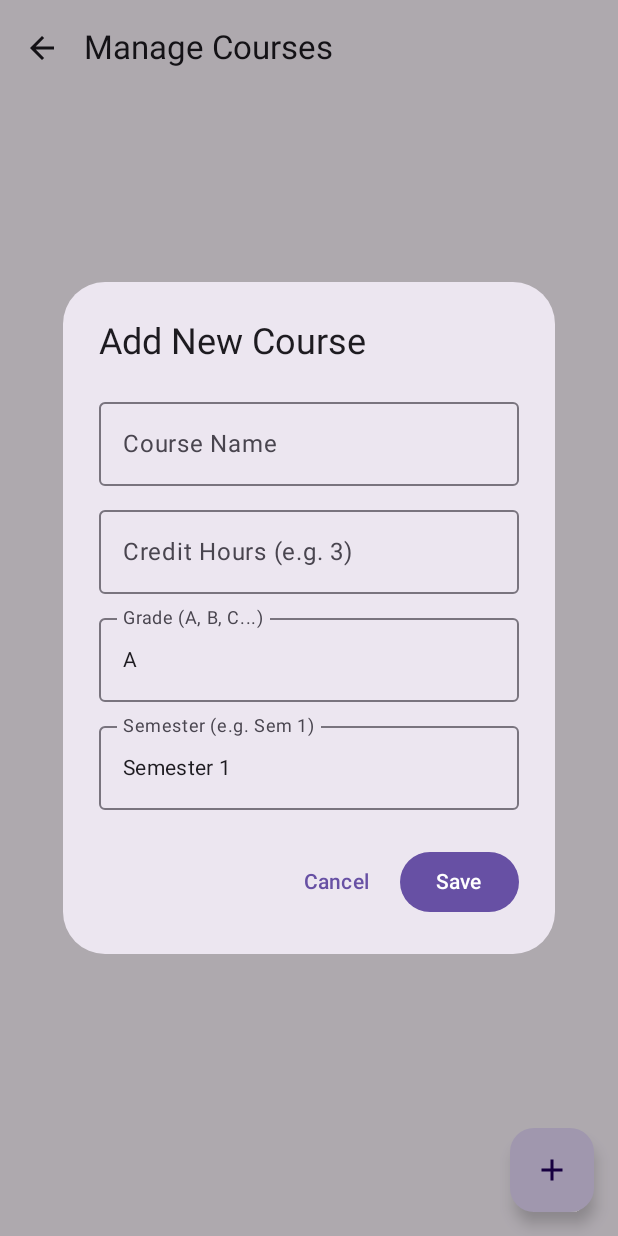
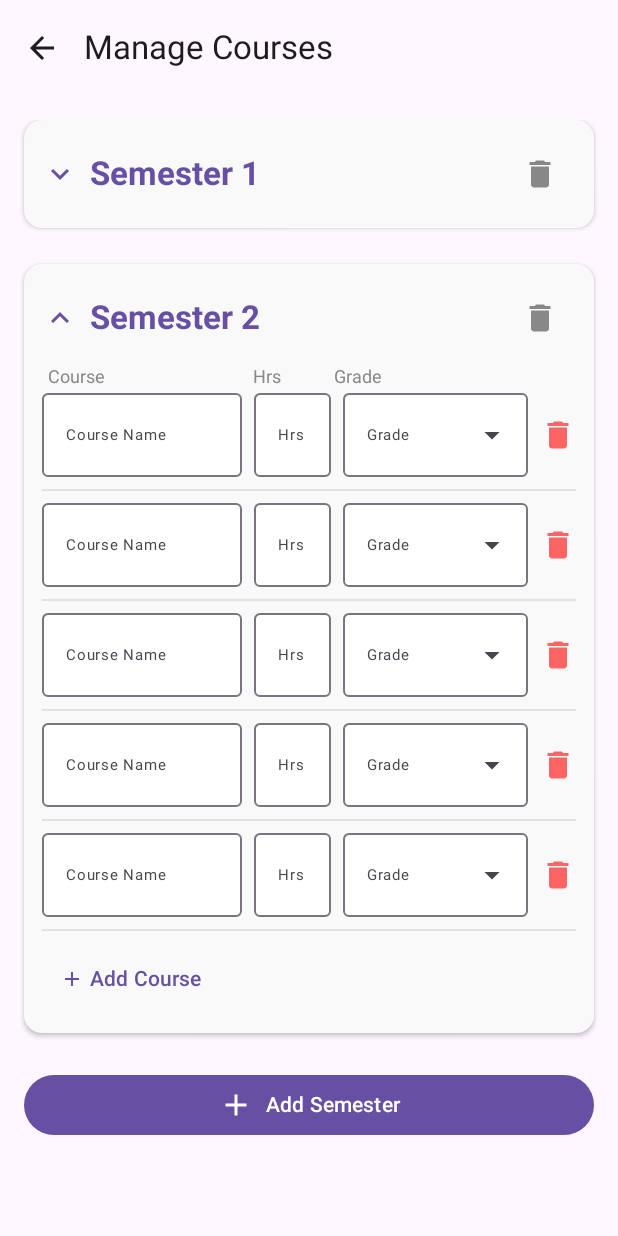
Before and after one commit to MohammedMetw/GPA_Calculator, an Android app built with Jetpack Compose: the screen it shows after launch (MainActivity), after a tap on "Add Course", on a phone screen of 412 x 824 dp. Run offline under Robolectric (Android 15) with nearby library versions, the phone set to English and light mode, and no system bars; our stand-ins replace Room's generated code; 3 other taps on this screen came first.

Commit message:
Implemented dynamic semester and course management

```diff
--- a/app/src/main/java/com/example/gpa_calculatorversion1/database/CourseDao.kt
+++ b/app/src/main/java/com/example/gpa_calculatorversion1/database/CourseDao.kt
@@ -6,15 +6,22 @@ import androidx.room.Update
 import androidx.room.Delete
 import androidx.room.Query
 import kotlinx.coroutines.flow.Flow
+import androidx.room.OnConflictStrategy
 
 @Dao
 interface CourseDao {
     @Insert
     suspend fun insertCourse(course: CourseEntity)
+    //Insert multiple courses at once
+    @Insert(onConflict = OnConflictStrategy.REPLACE)
+    suspend fun insertAll(courses: List<CourseEntity>)
     @Update
     suspend fun updateCourse(course: CourseEntity)
     @Delete
     suspend fun deleteCourse(course: CourseEntity)
+    //Delete all courses in a specific semester
+    @Query("DELETE FROM courses_table WHERE semester = :semesterName")
+    suspend fun deleteSemester(semesterName: String)
     @Query("SELECT * FROM courses_table")
     fun getAllCourses(): Flow<List<CourseEntity>>
 }
--- a/app/src/main/java/com/example/gpa_calculatorversion1/ui/ManageScreen.kt
+++ b/app/src/main/java/com/example/gpa_calculatorversion1/ui/ManageScreen.kt
@@ -3,6 +3,7 @@ package com.example.gpa_calculatorversion1.ui
 import androidx.compose.foundation.layout.*
 import androidx.compose.foundation.lazy.LazyColumn
 import androidx.compose.foundation.lazy.items
+import androidx.compose.foundation.text.KeyboardOptions
 import androidx.compose.material.icons.Icons
 import androidx.compose.material.icons.filled.Add
 import androidx.compose.material.icons.filled.ArrowBack
@@ -13,25 +14,20 @@ import androidx.compose.ui.Alignment
 import androidx.compose.ui.Modifier
 import androidx.compose.ui.graphics.Color
 import androidx.compose.ui.text.font.FontWeight
+import androidx.compose.ui.text.input.KeyboardType
 import androidx.compose.ui.unit.dp
+import androidx.compose.ui.unit.sp
+import com.example.gpa_calculatorversion1.database.CourseEntity
 import com.example.gpa_calculatorversion1.viewmodel.MainViewModel
-                                // for testing
+import androidx.compose.material.icons.filled.KeyboardArrowDown
+import androidx.compose.material.icons.filled.KeyboardArrowUp
+import androidx.compose.foundation.clickable
 @OptIn(ExperimentalMaterial3Api::class)
 @Composable
 fun ManageScreen(
     viewModel: MainViewModel,
     onBackClicked: () -> Unit
 ) {
-
-    var showAddDialog by remember { mutableStateOf(false) }
-
-
-    var courseName by remember { mutableStateOf("") }
-    var creditHours by remember { mutableStateOf("") }
-    var selectedGrade by remember { mutableStateOf("A") }
-    var selectedSemester by remember { mutableStateOf("Semester 1") }
-
-
     val semesters by viewModel.semestersList.collectAsState()
 
     Scaffold(
@@ -44,103 +40,214 @@ fun ManageScreen(
                     }
                 }
             )
-        },
-        floatingActionButton = {
-            FloatingActionButton(onClick = { showAddDialog = true }) {
-                Icon(Icons.Default.Add, contentDescription = "Add Course")
-            }
         }
     ) { padding ->
 
-        Column(modifier = Modifier.padding(padding).padding(16.dp)) {
-            if (semesters.isEmpty()) {
-                Box(modifier = Modifier.fillMaxSize(), contentAlignment = Alignment.Center) {
-                    Text("No courses added. Click + to start.", color = Color.Gray)
+        LazyColumn(
+            modifier = Modifier
+                .padding(padding)
+                .padding(16.dp)
+                .fillMaxSize(),
+            verticalArrangement = Arrangement.spacedBy(24.dp)
+        ) {
+            items(semesters) { semesterGroup ->
+                SemesterSection(
+                    semesterName = semesterGroup.semesterName,
+                    courses = semesterGroup.courses,
+                    onDeleteSemester = { viewModel.deleteSemesterAndReorder(semesterGroup.semesterName) },
+                    onAddCourse = { viewModel.addOneCourseToSemester(semesterGroup.semesterName) },
+                    onUpdateCourse = { viewModel.updateCourse(it) },
+                    onDeleteCourse = { viewModel.deleteCourse(it) }
+                )
             }
-            } else {
-                LazyColumn(verticalArrangement = Arrangement.spacedBy(16.dp)) {
-                    items(semesters) { semesterGroup ->
 
-                        Text(
-                            text = semesterGroup.semesterName,
-                            style = MaterialTheme.typography.titleMedium,
-                            color = MaterialTheme.colorScheme.primary,
-                            fontWeight = FontWeight.Bold
-                        )
-
-                        semesterGroup.courses.forEach { course ->
-                            Card(
-                                modifier = Modifier.fillMaxWidth().padding(vertical = 4.dp),
-                                colors = CardDefaults.cardColors(containerColor = Color(0xFFF5F5F5))
+            item {
+                Button(
+                    onClick = { viewModel.addNextSemester() },
+                    modifier = Modifier.fillMaxWidth(),
+                    colors = ButtonDefaults.buttonColors(containerColor = MaterialTheme.colorScheme.primary)
                 ) {
-                                Row(
-                                    modifier = Modifier.padding(12.dp).fillMaxWidth(),
-                                    horizontalArrangement = Arrangement.SpaceBetween,
-                                    verticalAlignment = Alignment.CenterVertically
-                                ) {
-                                    Column {
-                                        Text(course.courseName, fontWeight = FontWeight.Bold)
-                                        Text("${course.creditHours} Hours | Grade: ${course.gradeLetter}", style = MaterialTheme.typography.bodySmall)
+                    Icon(Icons.Default.Add, contentDescription = null)
+                    Spacer(modifier = Modifier.width(8.dp))
+                    Text("Add Semester")
                 }
-                                    IconButton(onClick = { viewModel.deleteCourse(course) }) {
-                                        Icon(Icons.Default.Delete, contentDescription = "Delete", tint = Color.Red)
-                                    }
-                                }
-                            }
-                        }
-                        HorizontalDivider()
+                Spacer(modifier = Modifier.height(32.dp)) // Extra space at bottom
             }
         }
     }
 }
 
+@Composable
+fun SemesterSection(
+    semesterName: String,
+    courses: List<CourseEntity>,
+    onDeleteSemester: () -> Unit,
+    onAddCourse: () -> Unit,
+    onUpdateCourse: (CourseEntity) -> Unit,
+    onDeleteCourse: (CourseEntity) -> Unit
+) {
 
-        if (showAddDialog) {
-            AlertDialog(
-                onDismissRequest = { showAddDialog = false },
-                title = { Text("Add New Course") },
-                text = {
-                    Column(verticalArrangement = Arrangement.spacedBy(8.dp)) {
+    var isExpanded by remember { mutableStateOf(true) }
+
+    Card(
+        colors = CardDefaults.cardColors(containerColor = Color(0xFFF9F9F9)),
+        elevation = CardDefaults.cardElevation(defaultElevation = 2.dp),
+        modifier = Modifier.fillMaxWidth()
+    ) {
+        Column(modifier = Modifier.padding(12.dp)) {
+
+            Row(
+                modifier = Modifier
+                    .fillMaxWidth()
+                    .clickable { isExpanded = !isExpanded },
+                horizontalArrangement = Arrangement.SpaceBetween,
+                verticalAlignment = Alignment.CenterVertically
+            ) {
+                Row(verticalAlignment = Alignment.CenterVertically) {
+                    Icon(
+                        imageVector = if (isExpanded) Icons.Default.KeyboardArrowUp else Icons.Default.KeyboardArrowDown,
+                        contentDescription = if (isExpanded) "Collapse" else "Expand",
+                        tint = MaterialTheme.colorScheme.primary
+                    )
+                    Spacer(modifier = Modifier.width(8.dp))
+
+                    Text(
+                        text = semesterName,
+                        style = MaterialTheme.typography.titleLarge,
+                        fontWeight = FontWeight.Bold,
+                        color = MaterialTheme.colorScheme.primary
+                    )
+                }
+
+                IconButton(onClick = onDeleteSemester) {
+                    Icon(Icons.Default.Delete, contentDescription = "Delete Semester", tint = Color.Gray)
+                }
+            }
+
+            if (isExpanded) {
+                Spacer(modifier = Modifier.height(8.dp))
+
+                Row(modifier = Modifier.fillMaxWidth().padding(bottom = 4.dp)) {
+                    Text("Course", fontSize = 12.sp, color = Color.Gray, modifier = Modifier.weight(1.3f).padding(start = 4.dp))
+                    Text("Hrs", fontSize = 12.sp, color = Color.Gray, modifier = Modifier.weight(0.5f))
+                    Text("Grade", fontSize = 12.sp, color = Color.Gray, modifier = Modifier.weight(1.2f))
+                    Spacer(modifier = Modifier.width(32.dp))
+                }
+
+                courses.forEach { course ->
+                    InlineCourseRow(
+                        course = course,
+                        onUpdate = onUpdateCourse,
+                        onDelete = { onDeleteCourse(course) }
+                    )
+                    Divider(color = Color.LightGray.copy(alpha = 0.5f), modifier = Modifier.padding(vertical = 8.dp))
+                }
+
+                TextButton(
+                    onClick = onAddCourse,
+                    modifier = Modifier.align(Alignment.Start)
+                ) {
+                    Icon(Icons.Default.Add, contentDescription = null, modifier = Modifier.size(16.dp))
+                    Spacer(modifier = Modifier.width(4.dp))
+                    Text("Add Course")
+                }
+            }
+        }
+    }
+}
+
+@OptIn(ExperimentalMaterial3Api::class)
+@Composable
+fun InlineCourseRow(
+    course: CourseEntity,
+    onUpdate: (CourseEntity) -> Unit,
+    onDelete: () -> Unit
+) {
+    val gradeOptions = listOf("A+", "A", "A-", "B+", "B", "B-", "C+", "C", "C-", "D+", "D", "F")
+    var expanded by remember { mutableStateOf(false) }
+
+    Row(
+        modifier = Modifier.fillMaxWidth(),
+        verticalAlignment = Alignment.CenterVertically,
+        horizontalArrangement = Arrangement.spacedBy(8.dp)
+    ) {
         OutlinedTextField(
-                            value = courseName,
-                            onValueChange = { courseName = it },
-                            label = { Text("Course Name") }
+            value = course.courseName,
+            onValueChange = { onUpdate(course.copy(courseName = it)) },
+            placeholder = { Text("Course Name", fontSize = 10.sp) },
+            modifier = Modifier.weight(1.3f),
+            singleLine = true,
+            textStyle = LocalTextStyle.current.copy(fontSize = 12.sp),
+            colors = OutlinedTextFieldDefaults.colors(
+                focusedContainerColor = Color.White,
+                unfocusedContainerColor = Color.White
             )
-                        OutlinedTextField(
-                            value = creditHours,
-                            onValueChange = { creditHours = it },
-                            label = { Text("Credit Hours (e.g. 3)") },
-                            keyboardOptions = androidx.compose.foundation.text.KeyboardOptions(keyboardType = androidx.compose.ui.text.input.KeyboardType.Number)
         )
 
         OutlinedTextField(
-                            value = selectedGrade,
-                            onValueChange = { selectedGrade = it },
-                            label = { Text("Grade (A, B, C...)") }
+            value = if (course.creditHours == 0) "" else course.creditHours.toString(),
+            onValueChange = {
+                val newHours = it.filter { char -> char.isDigit() }.toIntOrNull() ?: 0
+                onUpdate(course.copy(creditHours = newHours))
+            },
+            placeholder = { Text("Hrs", fontSize = 10.sp) },
+            modifier = Modifier.weight(0.5f),
+            singleLine = true,
+            keyboardOptions = KeyboardOptions(keyboardType = KeyboardType.Number),
+            textStyle = LocalTextStyle.current.copy(fontSize = 12.sp),
+            colors = OutlinedTextFieldDefaults.colors(
+                focusedContainerColor = Color.White,
+                unfocusedContainerColor = Color.White
             )
+        )
+
+        ExposedDropdownMenuBox(
+            expanded = expanded,
+            onExpandedChange = { expanded = !expanded },
+            modifier = Modifier.weight(1.2f)
+        ) {
             OutlinedTextField(
-                            value = selectedSemester,
-                            onValueChange = { selectedSemester = it },
-                            label = { Text("Semester (e.g. Sem 1)") }
+                value = course.gradeLetter,
+                onValueChange = {},
+                readOnly = true,
+                placeholder = { Text("Grade", fontSize = 10.sp) },
+                trailingIcon = { ExposedDropdownMenuDefaults.TrailingIcon(expanded = expanded) },
+                modifier = Modifier
+                    .menuAnchor()
+                    .fillMaxWidth(),
+                singleLine = true,
+                textStyle = LocalTextStyle.current.copy(fontSize = 12.sp),
+                colors = OutlinedTextFieldDefaults.colors(
+                    focusedContainerColor = Color.White,
+                    unfocusedContainerColor = Color.White
                 )
-                    }
-                },
-                confirmButton = {
-                    Button(onClick = {
-                        if (courseName.isNotEmpty() && creditHours.isNotEmpty()) {
-                            viewModel.addCourse(courseName, creditHours.toIntOrNull() ?: 0, selectedGrade, selectedSemester)
-                            showAddDialog = false
-                            courseName = ""
-                            creditHours = ""
-                        }
-                    }) {
-                        Text("Save")
-                    }
-                },
-                dismissButton = {
-                    TextButton(onClick = { showAddDialog = false }) { Text("Cancel") }
+            )
+
+            ExposedDropdownMenu(
+                expanded = expanded,
+                onDismissRequest = { expanded = false }
+            ) {
+                gradeOptions.forEach { grade ->
+                    DropdownMenuItem(
+                        text = { Text(text = grade) },
+                        onClick = {
+                            onUpdate(course.copy(gradeLetter = grade))
+                            expanded = false
                         }
                     )
                 }
             }
         }
+
+        IconButton(
+            onClick = onDelete,
+            modifier = Modifier.size(24.dp)
+        ) {
+            Icon(
+                Icons.Default.Delete,
+                contentDescription = "Remove Course",
+                tint = Color.Red.copy(alpha = 0.6f)
+            )
+        }
+    }
+}
--- a/app/src/main/java/com/example/gpa_calculatorversion1/viewmodel/MainViewModel.kt
+++ b/app/src/main/java/com/example/gpa_calculatorversion1/viewmodel/MainViewModel.kt
@@ -5,52 +5,47 @@ import androidx.lifecycle.AndroidViewModel
 import androidx.lifecycle.viewModelScope
 import com.example.gpa_calculatorversion1.database.CourseEntity
 import com.example.gpa_calculatorversion1.database.GPADatabase
+import kotlinx.coroutines.Dispatchers
 import kotlinx.coroutines.flow.SharingStarted
 import kotlinx.coroutines.flow.StateFlow
+import kotlinx.coroutines.flow.first
 import kotlinx.coroutines.flow.map
 import kotlinx.coroutines.flow.stateIn
 import kotlinx.coroutines.launch
+import kotlinx.coroutines.withContext
 
 class MainViewModel(application: Application) : AndroidViewModel(application) {
 
-
     private val dao = GPADatabase.getDatabase(application).courseDao()
-
 
     private val allCoursesRaw = dao.getAllCourses()
         .stateIn(viewModelScope, SharingStarted.WhileSubscribed(5000), emptyList())
+
+    // Initialize logic: If empty, create Semester 1
+    init {
+        viewModelScope.launch {
+            val realCoursesFromDb = dao.getAllCourses().first()
+            if (realCoursesFromDb.isEmpty()) {
+                addEmptySemester(1)
+            }
+        }
+    }
 
     val totalCGPA: StateFlow<Double> = allCoursesRaw.map { courses ->
         calculateGPA(courses)
     }.stateIn(viewModelScope, SharingStarted.WhileSubscribed(5000), 0.0)
 
-
     val semestersList: StateFlow<List<SemesterGroup>> = allCoursesRaw.map { courses ->
-
         courses.groupBy { it.semester }
             .map { (semName, semCourses) ->
-
                 SemesterGroup(
                     semesterName = semName,
                     semesterGPA = calculateGPA(semCourses),
-                    courses = semCourses
+                    courses = semCourses.sortedBy { it.id } // Keep order of insertion
                 )
-            }.sortedBy { it.semesterName }
+            }.sortedBy { extractSemesterNumber(it.semesterName) } // Sort by number (Sem 1, Sem 2...)
     }.stateIn(viewModelScope, SharingStarted.WhileSubscribed(5000), emptyList())
 
-
-    fun addCourse(name: String, hours: Int, grade: String, semester: String) {
-        viewModelScope.launch {
-            dao.insertCourse(
-                CourseEntity(
-                    courseName = name,
-                    creditHours = hours,
-                    gradeLetter = grade,
-                    semester = semester
-                )
-            )
-        }
-    }
 
     fun updateCourse(course: CourseEntity) {
         viewModelScope.launch {
@@ -64,15 +59,78 @@ class MainViewModel(application: Application) : AndroidViewModel(application) {
         }
     }
 
+    fun addOneCourseToSemester(semesterName: String) {
+        viewModelScope.launch {
+            dao.insertCourse(
+                CourseEntity(
+                    courseName = "",
+                    creditHours = 0,
+                    gradeLetter = "",
+                    semester = semesterName
+                )
+            )
+        }
+    }
 
-    //  (GPA Calculator)
+    fun addNextSemester() {
+        viewModelScope.launch {
+            val groups = semestersList.value
+            val maxSem = groups.maxOfOrNull { extractSemesterNumber(it.semesterName) } ?: 0
+            addEmptySemester(maxSem + 1)
+        }
+    }
+
+    fun deleteSemesterAndReorder(semesterToDelete: String) {
+        viewModelScope.launch {
+            withContext(Dispatchers.IO) {
+                val deletedNumber = extractSemesterNumber(semesterToDelete)
+
+                dao.deleteSemester(semesterToDelete)
+
+                val currentList = allCoursesRaw.value
+
+                // Filter courses that need renaming
+                val coursesToRename = currentList.filter {
+                    extractSemesterNumber(it.semester) > deletedNumber
+                }
+
+                coursesToRename.forEach { course ->
+                    val oldNum = extractSemesterNumber(course.semester)
+                    val newNum = oldNum - 1
+                    val updatedCourse = course.copy(semester = "Semester $newNum")
+                    dao.updateCourse(updatedCourse)
+                }
+            }
+        }
+    }
+
+
+    private suspend fun addEmptySemester(number: Int) {
+        val newCourses = List(4) {
+            CourseEntity(
+                courseName = "",
+                creditHours = 0,
+                gradeLetter = "",
+                semester = "Semester $number"
+            )
+        }
+        dao.insertAll(newCourses)
+    }
+
+    private fun extractSemesterNumber(name: String): Int {
+        return name.replace("Semester", "").trim().toIntOrNull() ?: 999
+    }
+
     private fun calculateGPA(courses: List<CourseEntity>): Double {
-        if (courses.isEmpty()) return 0.0
+        // Filter out incomplete courses before calculating
+        val validCourses = courses.filter { it.gradeLetter.isNotEmpty() && it.creditHours > 0 }
+
+        if (validCourses.isEmpty()) return 0.0
 
         var totalPoints = 0.0
         var totalHours = 0
 
-        for (course in courses) {
+        for (course in validCourses) {
             val points = getPointsFromGrade(course.gradeLetter)
             totalPoints += points * course.creditHours
             totalHours += course.creditHours
@@ -92,7 +150,7 @@ class MainViewModel(application: Application) : AndroidViewModel(application) {
             "C" -> 2.0
             "C-" -> 1.7
             "D+", "D" -> 1.0
-            else -> 0.0 // F
+            else -> 0.0 // F or empty
         }
     }
 }
```
Lines whose indentation alone changed are shown as unchanged.
